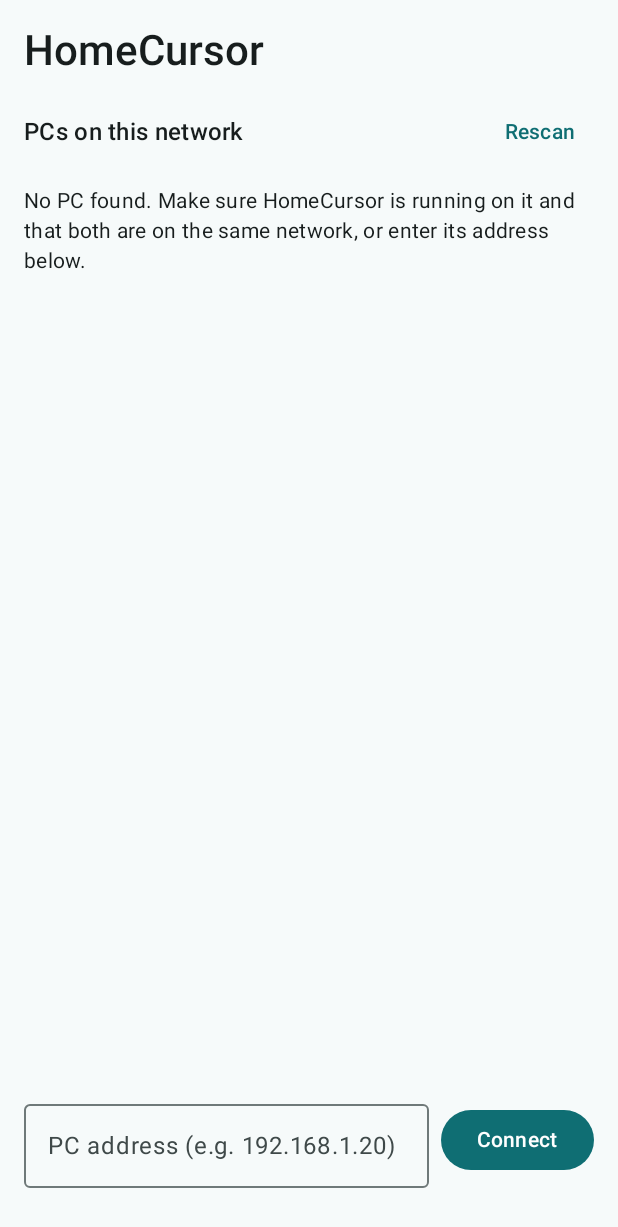
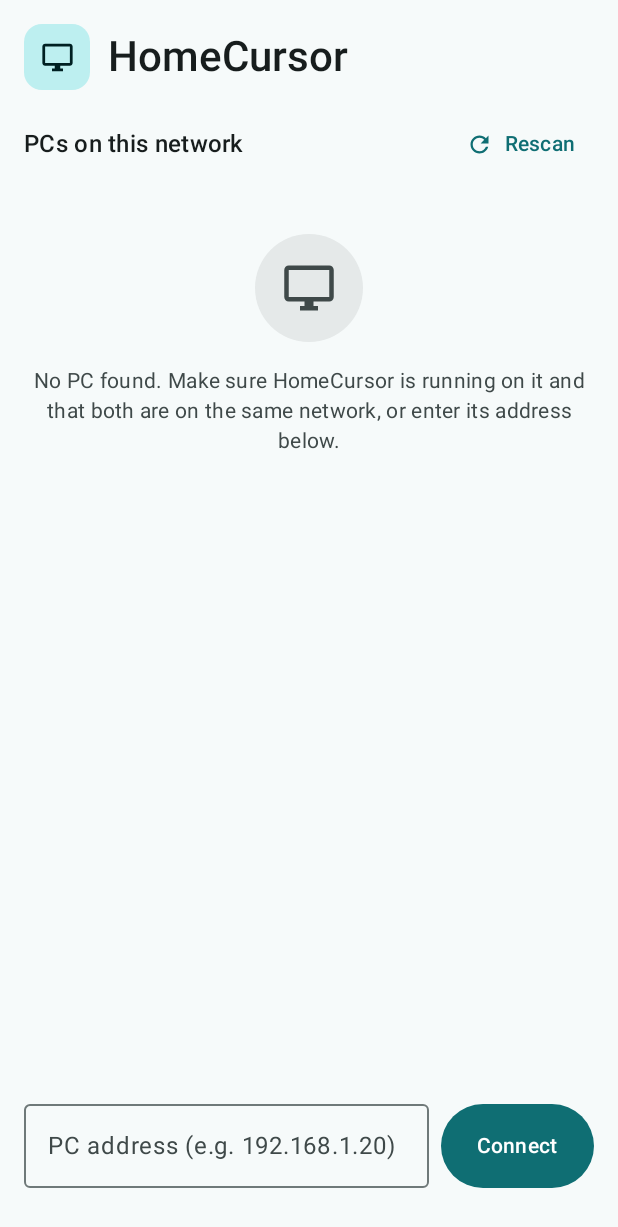
Before and after one commit to talgrim/HomeCursor, an Android app built with Jetpack Compose: the screen it shows after launch (MainActivity), on a phone screen of 412 x 824 dp. Shown: the top 1227 px of the screen. Run offline under Robolectric (Android 15) with nearby library versions, the phone set to English and light mode, and no system bars; network calls fail; 1 statement that could not run was skipped.

Commit message:
feat(client): redesign host list and connecting screen
Show PCs as cards with an icon and an "in use" badge, errors in a banner,
a proper empty state and a Rescan icon, and the connecting screen as a
spinner around a PC. Move both screens out of HomeCursorApp.

Co-Authored-By: Claude <noreply@anthropic.com>

```diff
--- a/src/client/app/src/main/kotlin/com/homecursor/client/ui/HomeCursorApp.kt
+++ b/src/client/app/src/main/kotlin/com/homecursor/client/ui/HomeCursorApp.kt
@@ -1,47 +1,21 @@
 package com.homecursor.client.ui
 
-import androidx.compose.foundation.clickable
-import androidx.compose.foundation.layout.Arrangement
 import androidx.compose.foundation.layout.Box
-import androidx.compose.foundation.layout.Column
-import androidx.compose.foundation.layout.Row
-import androidx.compose.foundation.layout.Spacer
 import androidx.compose.foundation.layout.fillMaxSize
-import androidx.compose.foundation.layout.fillMaxWidth
-import androidx.compose.foundation.layout.height
 import androidx.compose.foundation.layout.padding
 import androidx.compose.foundation.layout.safeDrawingPadding
-import androidx.compose.foundation.lazy.LazyColumn
-import androidx.compose.foundation.lazy.items
-import androidx.compose.material3.Button
-import androidx.compose.material3.CircularProgressIndicator
-import androidx.compose.material3.HorizontalDivider
-import androidx.compose.material3.ListItem
-import androidx.compose.material3.MaterialTheme
-import androidx.compose.material3.OutlinedButton
-import androidx.compose.material3.OutlinedTextField
 import androidx.compose.material3.Surface
-import androidx.compose.material3.Text
-import androidx.compose.material3.TextButton
 import androidx.compose.runtime.Composable
 import androidx.compose.runtime.getValue
-import androidx.compose.runtime.mutableStateOf
-import androidx.compose.runtime.saveable.rememberSaveable
-import androidx.compose.runtime.setValue
-import androidx.compose.ui.Alignment
 import androidx.compose.ui.Modifier
 import androidx.compose.ui.res.stringResource
-import androidx.compose.ui.text.input.ImeAction
-import androidx.compose.ui.unit.dp
-import androidx.compose.foundation.text.KeyboardActions
-import androidx.compose.foundation.text.KeyboardOptions
 import androidx.lifecycle.compose.collectAsStateWithLifecycle
 import com.homecursor.client.R
-import com.homecursor.client.connection.ConnectionFailure
 import com.homecursor.client.connection.HostEndpoint
 import com.homecursor.client.discovery.DiscoveredHost
 import com.homecursor.client.session.ConnectionStatus
 import com.homecursor.client.ui.theme.HomeCursorTheme
+import com.homecursor.client.ui.theme.Spacing
 
 /** Root composable: shows the connection progress, the trackpad, or the list of hosts to pick from. */
 @Composable
@@ -84,7 +58,7 @@ fun HomeCursorContent(
     HomeCursorTheme {
         Surface(modifier = Modifier.fillMaxSize()) {
             // The trackpad gets almost the whole screen: touches outside it would be lost.
-            val margin = if (state.status is ConnectionStatus.Connected) 8.dp else 16.dp
+            val margin = if (state.status is ConnectionStatus.Connected) Spacing.sm else Spacing.lg
             Box(modifier = Modifier.safeDrawingPadding().padding(margin)) {
                 when (val status = state.status) {
                     is ConnectionStatus.Connected -> connectedContent(status.host)
@@ -111,104 +85,3 @@ fun HomeCursorContent(
         }
     }
 }
-
-@Composable
-private fun ProgressScreen(message: String, onCancel: () -> Unit) {
-    Column(
-        modifier = Modifier.fillMaxSize(),
-        horizontalAlignment = Alignment.CenterHorizontally,
-        verticalArrangement = Arrangement.Center,
-    ) {
-        CircularProgressIndicator()
-        Spacer(Modifier.height(16.dp))
-        Text(message, style = MaterialTheme.typography.bodyLarge)
-        Spacer(Modifier.height(16.dp))
-        OutlinedButton(onClick = onCancel) { Text(stringResource(R.string.cancel)) }
-    }
-}
-
-@Composable
-private fun HostListScreen(
-    failure: ConnectionStatus.Failed?,
-    state: HomeUiState,
-    onHostClick: (DiscoveredHost) -> Unit,
-    onRescan: () -> Unit,
-    onManualConnect: (String) -> Boolean,
-) {
-    Column(modifier = Modifier.fillMaxSize(), verticalArrangement = Arrangement.spacedBy(12.dp)) {
-        Text(stringResource(R.string.app_name), style = MaterialTheme.typography.headlineMedium)
-
-        if (failure != null) {
-            Text(
-                failureMessage(failure.failure, failure.host.name),
-                color = MaterialTheme.colorScheme.error,
-                style = MaterialTheme.typography.bodyMedium,
-            )
-        }
-
-        Row(verticalAlignment = Alignment.CenterVertically, horizontalArrangement = Arrangement.spacedBy(12.dp)) {
-            Text(
-                stringResource(R.string.hosts_on_network),
-                style = MaterialTheme.typography.titleMedium,
-                modifier = Modifier.weight(1f),
-            )
-            if (state.isScanning) CircularProgressIndicator(modifier = Modifier.height(24.dp))
-            TextButton(onClick = onRescan, enabled = !state.isScanning) { Text(stringResource(R.string.rescan)) }
-        }
-
-        LazyColumn(modifier = Modifier.weight(1f).fillMaxWidth()) {
-            if (state.hosts.isEmpty() && !state.isScanning) {
-                item { Text(stringResource(R.string.no_hosts_found), style = MaterialTheme.typography.bodyMedium) }
-            }
-            items(state.hosts, key = { it.address }) { host ->
-                ListItem(
-                    headlineContent = { Text(host.name) },
-                    supportingContent = {
-                        Text(if (host.isBusy) "${host.address} · ${stringResource(R.string.in_use)}" else host.address)
-                    },
-                    modifier = Modifier.clickable { onHostClick(host) },
-                )
-                HorizontalDivider()
-            }
-        }
-
-        ManualEntry(onManualConnect)
-    }
-}
-
-@Composable
-private fun ManualEntry(onConnect: (String) -> Boolean) {
-    var text by rememberSaveable { mutableStateOf("") }
-    var invalid by rememberSaveable { mutableStateOf(false) }
-    val submit = { invalid = !onConnect(text) }
-
-    Row(verticalAlignment = Alignment.Top, horizontalArrangement = Arrangement.spacedBy(8.dp)) {
-        OutlinedTextField(
-            value = text,
-            onValueChange = { text = it; invalid = false },
-            label = { Text(stringResource(R.string.manual_address)) },
-            isError = invalid,
-            supportingText = { if (invalid) Text(stringResource(R.string.manual_address_invalid)) },
-            singleLine = true,
-            keyboardOptions = KeyboardOptions(imeAction = ImeAction.Go),
-            keyboardActions = KeyboardActions(onGo = { submit() }),
-            modifier = Modifier.weight(1f),
-        )
-        Button(onClick = { submit() }, modifier = Modifier.padding(top = 8.dp)) {
-            Text(stringResource(R.string.connect))
-        }
-    }
-}
-
-@Composable
-private fun failureMessage(failure: ConnectionFailure, host: String): String = stringResource(
-    when (failure) {
-        ConnectionFailure.Busy -> R.string.failure_busy
-        ConnectionFailure.UnsupportedVersion -> R.string.failure_unsupported_version
-        ConnectionFailure.Unreachable -> R.string.failure_unreachable
-        ConnectionFailure.Timeout -> R.string.failure_timeout
-        ConnectionFailure.ProtocolError -> R.string.failure_protocol_error
-        ConnectionFailure.HostClosed -> R.string.failure_host_closed
-    },
-    host,
-)
--- /dev/null
+++ b/src/client/app/src/main/kotlin/com/homecursor/client/ui/HostListScreen.kt
@@ -0,0 +1,296 @@
+package com.homecursor.client.ui
+
+import androidx.compose.foundation.BorderStroke
+import androidx.compose.foundation.background
+import androidx.compose.foundation.layout.Arrangement
+import androidx.compose.foundation.layout.Box
+import androidx.compose.foundation.layout.Column
+import androidx.compose.foundation.layout.Row
+import androidx.compose.foundation.layout.Spacer
+import androidx.compose.foundation.layout.fillMaxSize
+import androidx.compose.foundation.layout.fillMaxWidth
+import androidx.compose.foundation.layout.height
+import androidx.compose.foundation.layout.padding
+import androidx.compose.foundation.layout.size
+import androidx.compose.foundation.layout.width
+import androidx.compose.foundation.lazy.LazyColumn
+import androidx.compose.foundation.lazy.items
+import androidx.compose.foundation.shape.CircleShape
+import androidx.compose.foundation.text.KeyboardActions
+import androidx.compose.foundation.text.KeyboardOptions
+import androidx.compose.material3.Button
+import androidx.compose.material3.ButtonDefaults
+import androidx.compose.material3.CircularProgressIndicator
+import androidx.compose.material3.Icon
+import androidx.compose.material3.MaterialTheme
+import androidx.compose.material3.OutlinedTextField
+import androidx.compose.material3.OutlinedTextFieldDefaults
+import androidx.compose.material3.Surface
+import androidx.compose.material3.Text
+import androidx.compose.material3.TextButton
+import androidx.compose.runtime.Composable
+import androidx.compose.runtime.getValue
+import androidx.compose.runtime.mutableStateOf
+import androidx.compose.runtime.saveable.rememberSaveable
+import androidx.compose.runtime.setValue
+import androidx.compose.ui.Alignment
+import androidx.compose.ui.Modifier
+import androidx.compose.ui.graphics.Shape
+import androidx.compose.ui.res.painterResource
+import androidx.compose.ui.res.stringResource
+import androidx.compose.ui.semantics.LiveRegionMode
+import androidx.compose.ui.semantics.contentDescription
+import androidx.compose.ui.semantics.liveRegion
+import androidx.compose.ui.semantics.semantics
+import androidx.compose.ui.text.input.ImeAction
+import androidx.compose.ui.text.style.TextAlign
+import androidx.compose.ui.tooling.preview.Preview
+import androidx.compose.ui.unit.Dp
+import androidx.compose.ui.unit.dp
+import com.homecursor.client.R
+import com.homecursor.client.connection.ConnectionFailure
+import com.homecursor.client.connection.HostEndpoint
+import com.homecursor.client.discovery.DiscoveredHost
+import com.homecursor.client.session.ConnectionStatus
+import com.homecursor.client.ui.theme.HomeCursorTheme
+import com.homecursor.client.ui.theme.Spacing
+
+private val APP_MARK_SIZE = 44.dp
+private val HOST_ICON_SIZE = 40.dp
+private val EMPTY_ICON_SIZE = 72.dp
+private val SCAN_INDICATOR_SIZE = 20.dp
+
+/** The PCs found on the network (each a card), an error banner if the last attempt failed, and a manual address entry. */
+@Composable
+internal fun HostListScreen(
+    failure: ConnectionStatus.Failed?,
+    state: HomeUiState,
+    onHostClick: (DiscoveredHost) -> Unit,
+    onRescan: () -> Unit,
+    onManualConnect: (String) -> Boolean,
+) {
+    Column(modifier = Modifier.fillMaxSize(), verticalArrangement = Arrangement.spacedBy(Spacing.md)) {
+        AppHeader()
+
+        if (failure != null) ErrorBanner(failureMessage(failure.failure, failure.host.name))
+
+        Row(verticalAlignment = Alignment.CenterVertically, horizontalArrangement = Arrangement.spacedBy(Spacing.md)) {
+            Text(
+                stringResource(R.string.hosts_on_network),
+                style = MaterialTheme.typography.titleMedium,
+                modifier = Modifier.weight(1f),
+            )
+            if (state.isScanning) {
+                val scanning = stringResource(R.string.scanning)
+                CircularProgressIndicator(
+                    modifier = Modifier.size(SCAN_INDICATOR_SIZE).semantics { contentDescription = scanning },
+                    strokeWidth = 2.dp,
+                )
+            }
+            TextButton(onClick = onRescan, enabled = !state.isScanning) {
+                Icon(painterResource(R.drawable.ic_refresh), contentDescription = null, modifier = Modifier.size(ButtonDefaults.IconSize))
+                Spacer(Modifier.width(ButtonDefaults.IconSpacing))
+                Text(stringResource(R.string.rescan))
+            }
+        }
+
+        LazyColumn(
+            modifier = Modifier.weight(1f).fillMaxWidth(),
+            verticalArrangement = Arrangement.spacedBy(Spacing.sm),
+        ) {
+            if (state.hosts.isEmpty() && !state.isScanning) {
+                item { EmptyState() }
+            }
+            items(state.hosts, key = { it.address }) { host ->
+                HostCard(host, onClick = { onHostClick(host) })
+            }
+        }
+
+        ManualEntry(onManualConnect)
+    }
+}
+
+@Composable
+private fun AppHeader() {
+    Row(verticalAlignment = Alignment.CenterVertically, horizontalArrangement = Arrangement.spacedBy(Spacing.md)) {
+        IconBadge(size = APP_MARK_SIZE, shape = MaterialTheme.shapes.medium)
+        Text(stringResource(R.string.app_name), style = MaterialTheme.typography.headlineMedium)
+    }
+}
+
+/** A PC icon on a tinted background: the app mark, and the avatar of a host. */
+@Composable
+private fun IconBadge(size: Dp, shape: Shape) {
+    Box(
+        modifier = Modifier.size(size).background(MaterialTheme.colorScheme.primaryContainer, shape),
+        contentAlignment = Alignment.Center,
+    ) {
+        Icon(
+            painterResource(R.drawable.ic_computer),
+            contentDescription = null,
+            modifier = Modifier.size(size / 2),
+            tint = MaterialTheme.colorScheme.onPrimaryContainer,
+        )
+    }
+}
+
+@Composable
+private fun HostCard(host: DiscoveredHost, onClick: () -> Unit) {
+    Surface(
+        onClick = onClick,
+        modifier = Modifier.fillMaxWidth(),
+        shape = MaterialTheme.shapes.medium,
+        color = MaterialTheme.colorScheme.surfaceContainerLow,
+        border = BorderStroke(1.dp, MaterialTheme.colorScheme.outlineVariant),
+    ) {
+        Row(
+            modifier = Modifier.padding(Spacing.lg),
+            verticalAlignment = Alignment.CenterVertically,
+            horizontalArrangement = Arrangement.spacedBy(Spacing.lg),
+        ) {
+            IconBadge(size = HOST_ICON_SIZE, shape = CircleShape)
+            Column(modifier = Modifier.weight(1f)) {
+                Text(host.name, style = MaterialTheme.typography.titleMedium)
+                Text(
+                    host.address,
+                    style = MaterialTheme.typography.bodyMedium,
+                    color = MaterialTheme.colorScheme.onSurfaceVariant,
+                )
+            }
+            if (host.isBusy) InUseBadge()
+        }
+    }
+}
+
+@Composable
+private fun InUseBadge() {
+    Surface(shape = CircleShape, color = MaterialTheme.colorScheme.tertiaryContainer) {
+        Text(
+            stringResource(R.string.in_use),
+            style = MaterialTheme.typography.labelMedium,
+            color = MaterialTheme.colorScheme.onTertiaryContainer,
+            modifier = Modifier.padding(horizontal = Spacing.md, vertical = Spacing.xs),
+        )
+    }
+}
+
+@Composable
+private fun ErrorBanner(message: String) {
+    Surface(
+        modifier = Modifier.fillMaxWidth().semantics { liveRegion = LiveRegionMode.Polite },
+        shape = MaterialTheme.shapes.medium,
+        color = MaterialTheme.colorScheme.errorContainer,
+    ) {
+        Row(modifier = Modifier.padding(Spacing.lg), horizontalArrangement = Arrangement.spacedBy(Spacing.md)) {
+            Icon(
+                painterResource(R.drawable.ic_error),
+                contentDescription = null,
+                tint = MaterialTheme.colorScheme.onErrorContainer,
+            )
+            Text(message, style = MaterialTheme.typography.bodyMedium, color = MaterialTheme.colorScheme.onErrorContainer)
+        }
+    }
+}
+
+@Composable
+private fun EmptyState() {
+    Column(
+        modifier = Modifier.fillMaxWidth().padding(vertical = Spacing.xl),
+        horizontalAlignment = Alignment.CenterHorizontally,
+        verticalArrangement = Arrangement.spacedBy(Spacing.lg),
+    ) {
+        Box(
+            modifier = Modifier.size(EMPTY_ICON_SIZE).background(MaterialTheme.colorScheme.surfaceContainerHigh, CircleShape),
+            contentAlignment = Alignment.Center,
+        ) {
+            Icon(
+                painterResource(R.drawable.ic_computer),
+                contentDescription = null,
+                modifier = Modifier.size(EMPTY_ICON_SIZE / 2),
+                tint = MaterialTheme.colorScheme.onSurfaceVariant,
+            )
+        }
+        Text(
+            stringResource(R.string.no_hosts_found),
+            style = MaterialTheme.typography.bodyMedium,
+            color = MaterialTheme.colorScheme.onSurfaceVariant,
+            textAlign = TextAlign.Center,
+        )
+    }
+}
+
+@Composable
+private fun ManualEntry(onConnect: (String) -> Boolean) {
+    var text by rememberSaveable { mutableStateOf("") }
+    var invalid by rememberSaveable { mutableStateOf(false) }
+    val submit = { invalid = !onConnect(text) }
+
+    Row(verticalAlignment = Alignment.Top, horizontalArrangement = Arrangement.spacedBy(Spacing.sm)) {
+        OutlinedTextField(
+            value = text,
+            onValueChange = { text = it; invalid = false },
+            label = { Text(stringResource(R.string.manual_address)) },
+            isError = invalid,
+            supportingText = { if (invalid) Text(stringResource(R.string.manual_address_invalid)) },
+            singleLine = true,
+            keyboardOptions = KeyboardOptions(imeAction = ImeAction.Go),
+            keyboardActions = KeyboardActions(onGo = { submit() }),
+            modifier = Modifier.weight(1f),
+        )
+        Button(
+            onClick = { submit() },
+            modifier = Modifier.padding(top = LABEL_OVERHANG).height(OutlinedTextFieldDefaults.MinHeight),
+        ) {
+            Text(stringResource(R.string.connect))
+        }
+    }
+}
+
+@Composable
+private fun failureMessage(failure: ConnectionFailure, host: String): String = stringResource(
+    when (failure) {
+        ConnectionFailure.Busy -> R.string.failure_busy
+        ConnectionFailure.UnsupportedVersion -> R.string.failure_unsupported_version
+        ConnectionFailure.Unreachable -> R.string.failure_unreachable
+        ConnectionFailure.Timeout -> R.string.failure_timeout
+        ConnectionFailure.ProtocolError -> R.string.failure_protocol_error
+        ConnectionFailure.HostClosed -> R.string.failure_host_closed
+    },
+    host,
+)
+
+private val previewHosts = listOf(
+    DiscoveredHost("192.168.1.20", "LIVING-ROOM-PC", 47800, 47801, isBusy = false),
+    DiscoveredHost("192.168.1.31", "STUDY-LAPTOP", 47800, 47801, isBusy = true),
+)
+
+@Preview(name = "Hosts, light", showBackground = true, widthDp = 360, heightDp = 640)
+@Composable
+private fun HostListLightPreview() = HostListPreview(darkTheme = false, state = HomeUiState(hosts = previewHosts))
+
+@Preview(name = "Hosts, dark", showBackground = true, widthDp = 360, heightDp = 640)
+@Composable
+private fun HostListDarkPreview() = HostListPreview(darkTheme = true, state = HomeUiState(hosts = previewHosts))
+
+@Preview(name = "Error, light", showBackground = true, widthDp = 360, heightDp = 640)
+@Composable
+private fun HostListErrorLightPreview() = HostListPreview(
+    darkTheme = false,
+    state = HomeUiState(hosts = previewHosts),
+    failure = ConnectionStatus.Failed(HostEndpoint("192.168.1.20", "LIVING-ROOM-PC"), ConnectionFailure.Unreachable),
+)
+
+@Preview(name = "Empty, dark", showBackground = true, widthDp = 360, heightDp = 640)
+@Composable
+private fun HostListEmptyDarkPreview() = HostListPreview(darkTheme = true, state = HomeUiState())
+
+@Composable
+private fun HostListPreview(darkTheme: Boolean, state: HomeUiState, failure: ConnectionStatus.Failed? = null) {
+    HomeCursorTheme(darkTheme = darkTheme) {
+        Surface {
+            Box(modifier = Modifier.padding(Spacing.lg)) {
+                HostListScreen(failure, state, onHostClick = {}, onRescan = {}, onManualConnect = { true })
+            }
+        }
+    }
+}
--- /dev/null
+++ b/src/client/app/src/main/kotlin/com/homecursor/client/ui/TextFieldMetrics.kt
@@ -0,0 +1,9 @@
+package com.homecursor.client.ui
+
+import com.homecursor.client.ui.theme.Spacing
+
+/**
+ * How far the container of an outlined text field sits below the top of the field, because the floating label
+ * overhangs it. A button beside the field is moved down by the same amount so that it lines up with the container.
+ */
+internal val LABEL_OVERHANG = Spacing.sm
--- /dev/null
+++ b/src/client/app/src/main/res/drawable/ic_computer.xml
@@ -0,0 +1,11 @@
+<?xml version="1.0" encoding="utf-8"?>
+<!-- Material Design "desktop_windows" icon (Apache License 2.0). Tinted by the Compose Icon. -->
+<vector xmlns:android="http://schemas.android.com/apk/res/android"
+    android:width="24dp"
+    android:height="24dp"
+    android:viewportWidth="24"
+    android:viewportHeight="24">
+    <path
+        android:fillColor="#FF000000"
+        android:pathData="M21,2H3C1.9,2 1,2.9 1,4v12c0,1.1 0.9,2 2,2h7v2H8v2h8v-2h-2v-2h7c1.1,0 2,-0.9 2,-2V4C23,2.9 22.1,2 21,2zM21,16H3V4h18V16z" />
+</vector>
--- /dev/null
+++ b/src/client/app/src/main/res/drawable/ic_refresh.xml
@@ -0,0 +1,11 @@
+<?xml version="1.0" encoding="utf-8"?>
+<!-- Material Design "refresh" icon (Apache License 2.0). Tinted by the Compose Icon. -->
+<vector xmlns:android="http://schemas.android.com/apk/res/android"
+    android:width="24dp"
+    android:height="24dp"
+    android:viewportWidth="24"
+    android:viewportHeight="24">
+    <path
+        android:fillColor="#FF000000"
+        android:pathData="M17.65,6.35C16.2,4.9 14.21,4 12,4c-4.42,0 -7.99,3.58 -7.99,8s3.57,8 7.99,8c3.73,0 6.84,-2.55 7.73,-6h-2.08c-0.82,2.33 -3.04,4 -5.65,4 -3.31,0 -6,-2.69 -6,-6s2.69,-6 6,-6c1.66,0 3.14,0.69 4.22,1.78L13,11h7V4l-2.35,2.35z" />
+</vector>
--- a/src/client/app/src/main/res/values/strings.xml
+++ b/src/client/app/src/main/res/values/strings.xml
@@ -49,6 +49,7 @@
     <string name="hosts_on_network">PCs on this network</string>
     <string name="no_hosts_found">No PC found. Make sure HomeCursor is running on it and that both are on the same network, or enter its address below.</string>
     <string name="in_use">in use</string>
+    <string name="scanning">Scanning…</string>
     <string name="manual_address">PC address (e.g. 192.168.1.20)</string>
     <string name="manual_address_invalid">Enter an address like 192.168.1.20 or 192.168.1.20:47800</string>
 
```
Also changed, not shown: src/client/app/src/main/kotlin/com/homecursor/client/ui/ProgressScreen.kt (added, +64 -0 lines), src/client/app/src/main/res/drawable/ic_error.xml (added, +11 -0 lines).
